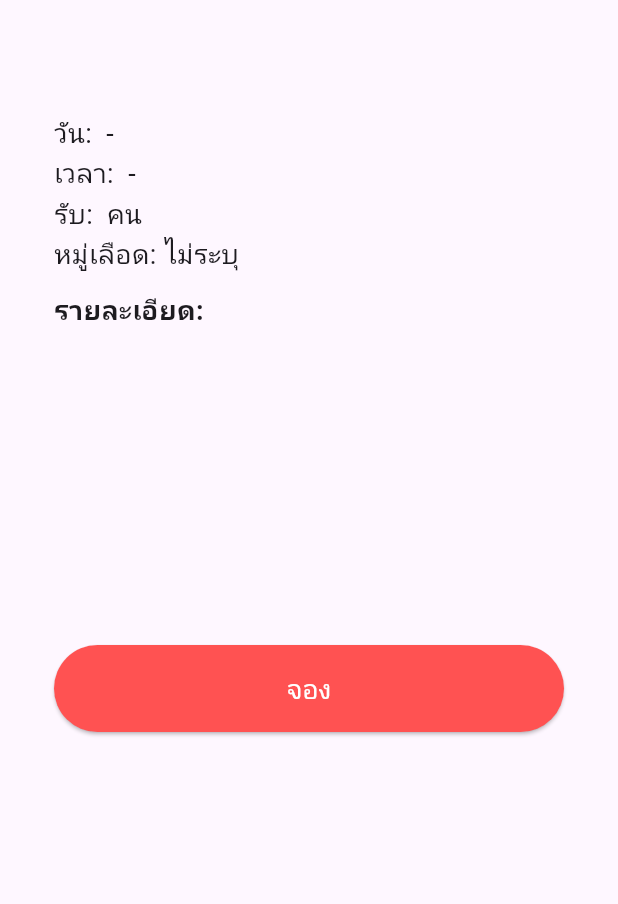
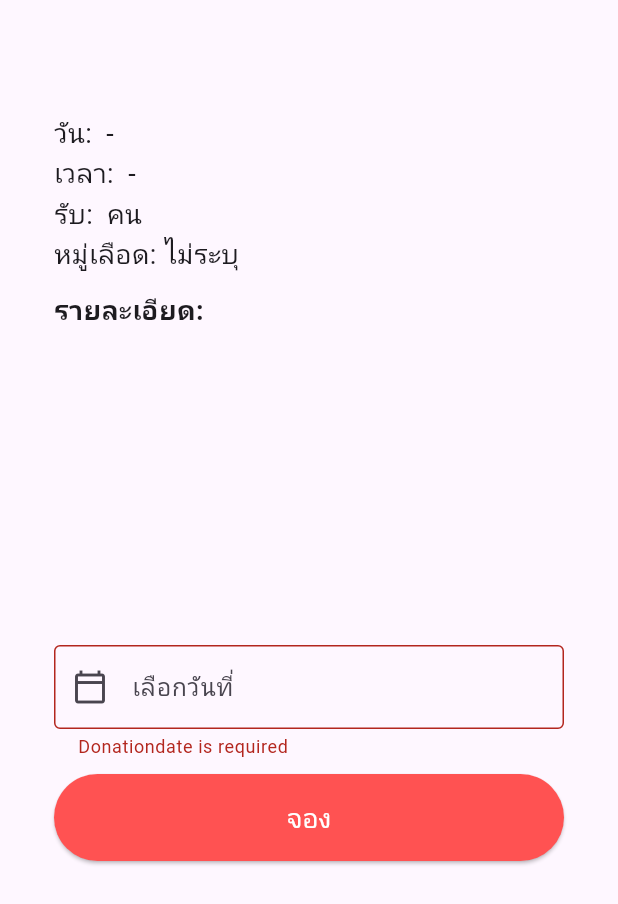
Before and after one commit to WatcharinKetnuti/Blood_Donation-Application, a Flutter app: the ScheduleDetail widget shown alone on an empty page, opened directly with empty values, after a tap on "จอง", on a phone screen of 412 x 824 dp. Shown: the top 904 px of the screen. Run offline on Flutter 3.47's test engine with Material 3 defaults, Android fonts, the phone set to English and light mode, and no system bars; our stand-ins replace curved_navigation_bar, dio, font_awesome_flutter, get, get_storage; missing offline and left inert: arc_progress_bar_new; accounts and stored records are empty; network calls fail; statements that could not run were skipped.

Commit message:
25/3/68
-Improve some code
-New Reserve
-Response Reserve validation

```diff
--- a/lib/controllers/login_controller.dart
+++ b/lib/controllers/login_controller.dart
@@ -19,7 +19,6 @@ class LoginController extends GetxController {
   var isPasswordVisible = false.obs;
   var isLoading = false.obs;
   var errorMessage = ''.obs;
-
 
 
   final email = TextEditingController(text: 'default@example.com');
@@ -66,6 +65,7 @@ class LoginController extends GetxController {
       box.write('member', response['0']);
       Get.snackbar('Success', 'Login successful');
       _authManager.login(response['token']);
+      _authManager.getMember();
       Get.offAll(() => AuthenScreen());
     } else {
       errorMessage.value = 'อีเมล หรือ รหัสผ่านไม่ถูกต้อง';
--- a/lib/controllers/reserved_controller.dart
+++ b/lib/controllers/my_reserved_controller.dart
@@ -1,8 +1,8 @@
 import 'package:get/get.dart';
-import '../models/reserved_model.dart';
+import '../models/my_reserved_model.dart';
 import '../services/api_service.dart';
 
-class ReservedController extends GetxController {
+class MyReservedController extends GetxController {
   var reservedList = <Reserved>[].obs;
   final isLoading = true.obs;
   ApiService request = ApiService();
--- a/lib/controllers/register_controller.dart
+++ b/lib/controllers/register_controller.dart
@@ -99,12 +99,11 @@ class RegisterController extends GetxController {
 
 
 
-
-
   Future<void> register() async {
     isLoading(true);
     errorMessage.value = '';
     Member member = Member(
+      memberID: '',
       memberFname: firstName.text,
       memberLname: lastName.text,
       memberEmail: email.text,
--- /dev/null
+++ b/lib/controllers/reserve_controller.dart
@@ -0,0 +1,56 @@
+import 'package:blood_donation_application/services/cache_manager.dart';
+import 'package:dio/dio.dart';
+import 'package:flutter/material.dart';
+import 'package:get/get.dart';
+
+import '../models/member_model.dart';
+import '../models/reserve_model.dart';
+import '../services/api_service.dart';
+import '../services/authenthication_manager.dart';
+
+class ReserveController extends GetxController {
+  Dio dio = Dio();
+  final ApiService api = ApiService();
+  final AuthenticationManager _authManager = Get.put(AuthenticationManager());
+  var isLoading = false.obs;
+  var errorMessage = ''.obs;
+
+  final formKey = GlobalKey<FormState>();
+  final donationDate = TextEditingController();
+  final reserveDate = DateTime.now();
+  final reserveStatus = 'W';
+  late String scheduleId;
+
+
+
+  String? validateDonationdate(String? value) {
+    if (value == null || value.isEmpty) {
+      return 'Donationdate is required';
+    }
+    return null;
+  }
+
+
+  Future<void> reserve() async {
+    isLoading(true);
+    errorMessage.value = '';
+    Reserve reserve = Reserve(
+        memberId: _authManager.member.value.memberID,
+        scheduleId: scheduleId,
+        reserveDonationDate: DateTime.parse(donationDate.text),
+    );
+    try {
+      await api.insertReserve(reserve.toJson());
+    } catch (e) {
+      final error = e.toString().replaceFirst('Exception: ', '');
+      //errorMessage.value = error;
+      Get.snackbar(
+        backgroundColor: Color.fromRGBO(255, 255, 255, 0.5),
+          'ไม่สามารถจองได้', error
+      );
+    }
+    isLoading(false);
+  }
+
+
+}
--- a/lib/models/member_model.dart
+++ b/lib/models/member_model.dart
@@ -7,6 +7,7 @@ String memberToJson(List<Member> data) =>
     json.encode(List<dynamic>.from(data.map((x) => x.toJson())));
 
 class Member {
+  final String memberID;
   final String memberFname;
   final String memberLname;
   final DateTime memberBirthDate;
@@ -16,6 +17,7 @@ class Member {
   final String memberPassword;
 
   Member({
+    required this.memberID,
     required this.memberFname,
     required this.memberLname,
     required this.memberBirthDate,
@@ -27,6 +29,7 @@ class Member {
 
   factory Member.fromJson(Map<String, dynamic> json) {
     return Member(
+      memberID: json['member_id'],
       memberFname: json['member_fname'],
       memberLname: json['member_lname'],
       memberBirthDate: DateTime.parse(json['member_birth_date']),
@@ -39,6 +42,7 @@ class Member {
 
   Map<String, dynamic> toJson() {
     return {
+      'member_id': memberID,
       'member_fname': memberFname,
       'member_lname': memberLname,
       'member_birth_date': memberBirthDate.toIso8601String(),
--- /dev/null
+++ b/lib/models/reserve_model.dart
@@ -0,0 +1,30 @@
+import 'package:meta/meta.dart';
+import 'dart:convert';
+
+List<Reserve> locationFromJson(String str) => List<Reserve>.from(json.decode(str).map((x) => Reserve.fromJson(x)));
+
+String locationToJson(List<Reserve> data) => json.encode(List<dynamic>.from(data.map((x) => x.toJson())));
+
+class Reserve {
+  final String memberId;
+  final String scheduleId;
+  final DateTime reserveDonationDate;
+
+  Reserve({
+    required this.memberId,
+    required this.scheduleId,
+    required this.reserveDonationDate,
+  });
+
+  factory Reserve.fromJson(Map<String, dynamic> json) => Reserve(
+    memberId: json["member_id"],
+    scheduleId: json["schedule_id"],
+    reserveDonationDate: DateTime.parse(json["reserve_donation_date"]),
+  );
+
+  Map<String, dynamic> toJson() => {
+    "member_id": memberId,
+    "schedule_id": scheduleId,
+    "reserve_donation_date": "${reserveDonationDate.year.toString().padLeft(4, '0')}-${reserveDonationDate.month.toString().padLeft(2, '0')}-${reserveDonationDate.day.toString().padLeft(2, '0')}",
+  };
+}
--- a/lib/screens/authen_screen.dart
+++ b/lib/screens/authen_screen.dart
@@ -1,4 +1,4 @@
-import 'package:blood_donation_application/controllers/reserved_controller.dart';
+import 'package:blood_donation_application/controllers/my_reserved_controller.dart';
 import 'package:blood_donation_application/screens/login_screen.dart';
 import 'package:flutter/cupertino.dart';
 import 'package:flutter/material.dart';
--- a/lib/screens/my-reserved_screen.dart
+++ b/lib/screens/my-reserved_screen.dart
@@ -1,10 +1,10 @@
 import 'package:flutter/material.dart';
 import '../widgets/progress_bar.dart';
 import 'package:get/get.dart';
-import '../controllers/reserved_controller.dart';
+import '../controllers/my_reserved_controller.dart';
 
 class MyReservedScreen extends StatelessWidget {
-  final reservedController = Get.put(ReservedController());
+  final reservedController = Get.put(MyReservedController());
 
   @override
   Widget build(BuildContext context) {
--- a/lib/screens/profile_screen.dart
+++ b/lib/screens/profile_screen.dart
@@ -17,7 +17,7 @@ class ProfileScreen extends StatelessWidget {
       backgroundColor: Colors.redAccent,
       body:
       Obx(() {
-        _authManager.getMember();
+        //_authManager.getMember();
         final member = _authManager.member.value;
         return Center(
           child: Container(
--- a/lib/screens/scheduledetail_screen.dart
+++ b/lib/screens/scheduledetail_screen.dart
@@ -1,10 +1,18 @@
+import 'package:blood_donation_application/controllers/reserve_controller.dart';
 import 'package:flutter/material.dart';
+import 'package:get/get.dart';
+import 'package:intl/intl.dart';
+import '../controllers/schedule_controller.dart';
 import '../models/schedule_model.dart';
+import '../services/authenthication_manager.dart';
 
 class ScheduleDetail extends StatelessWidget {
   final Schedule schedule;
+  final reserveController = Get.put (ReserveController());
+  final AuthenticationManager _authManager = Get.put(AuthenticationManager());
 
-  const ScheduleDetail({Key? key, required this.schedule}) : super(key: key);
+
+   ScheduleDetail({Key? key, required this.schedule}) : super(key: key);
 
   @override
   Widget build(BuildContext context) {
@@ -47,24 +55,43 @@ class ScheduleDetail extends StatelessWidget {
                 style: TextStyle(fontSize: 16),
               ),
             ),
-            // TextField(
-            //   controller: _dateController,
-            //   readOnly: true,
-            //   decoration: InputDecoration(
-            //     labelText: 'Select Date',
-            //     suffixIcon: IconButton(
-            //       icon: Icon(Icons.calendar_today),
-            //       onPressed: () => _selectDate(context),
-            //     ),
-            //   ),
-            // ),
+
             SizedBox(height: 10),
 
+              Form(
+                key: reserveController.formKey,
+                child: TextFormField(
+                  controller: reserveController.donationDate,
+                  validator: reserveController.validateDonationdate,
+                  decoration: const InputDecoration(
+                    hintText: 'เลือกวันที่',
+                    prefixIcon: Icon(Icons.calendar_today_outlined),
+                    border: OutlineInputBorder(),
+                  ),
+                  readOnly: true,
+                  onTap: () async {
+                    DateTime? pickedDate = await showDatePicker(
+                      context: context,
+                      firstDate: DateTime.parse(schedule.scheduleStartDate),
+                      lastDate: DateTime.parse(schedule.scheduleEndDate),
+                    );
+                    if (pickedDate != null) {
+                      reserveController.donationDate.text = pickedDate.toString().split(' ')[0];
+                    }
+                  },
+                ),
+              ),
+
+
+            SizedBox(height: 10),
             SizedBox(
               width: double.infinity,
               child: ElevatedButton(
                 onPressed: () {
-                  // Add your reserve logic here
+                  if (reserveController.formKey.currentState!.validate()) {
+                    reserveController.scheduleId = schedule.scheduleId;
+                    reserveController.reserve();
+                  }
                 },
                 style: ElevatedButton.styleFrom(
                   backgroundColor: Colors.redAccent,
--- a/lib/services/authenthication_manager.dart
+++ b/lib/services/authenthication_manager.dart
@@ -5,6 +5,7 @@ import '../services/cache_manager.dart';
 class AuthenticationManager extends GetxController with CacheManager {
   final isLogged = false.obs;
   var member = Member(
+    memberID: '',
     memberFname: '',
     memberLname: '',
     memberBirthDate: DateTime.now(),
--- a/lib/services/cache_manager.dart
+++ b/lib/services/cache_manager.dart
@@ -2,6 +2,7 @@ import 'package:get_storage/get_storage.dart';
 
 mixin CacheManager {
   final box = GetStorage();
+
 
   Future<bool> saveToken(String? token) async {
     await box.write(CacheManagerKey.TOKEN.toString(), token);
```
Also changed, not shown: lib/controllers/schedule_controller.dart (+5 -6 lines), lib/services/api_service.dart (+24 -0 lines), lib/models/my_reserved_model.dart (renamed from lib/models/reserved_model.dart).
